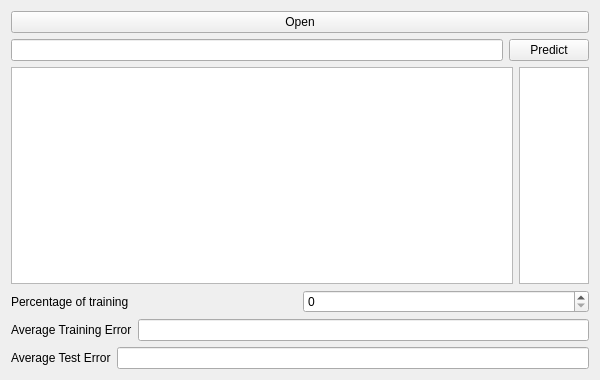
Qt form presenter.ui (maks-bond/Prediction) before a commit.
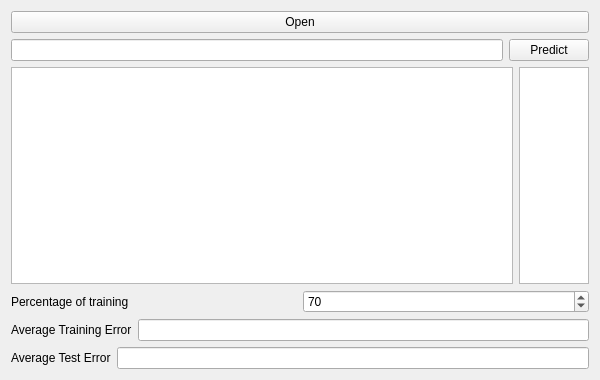
The same form after that commit.

Patch:
```diff
--- a/presenter.ui
+++ b/presenter.ui
@@ -61,7 +61,20 @@
         </widget>
        </item>
        <item>
-        <widget class="QSpinBox" name="spinBox"/>
+        <widget class="QSpinBox" name="spinPercentage">
+         <property name="minimum">
+          <number>1</number>
+         </property>
+         <property name="maximum">
+          <number>100</number>
+         </property>
+         <property name="singleStep">
+          <number>5</number>
+         </property>
+         <property name="value">
+          <number>70</number>
+         </property>
+        </widget>
        </item>
       </layout>
      </item>
```
